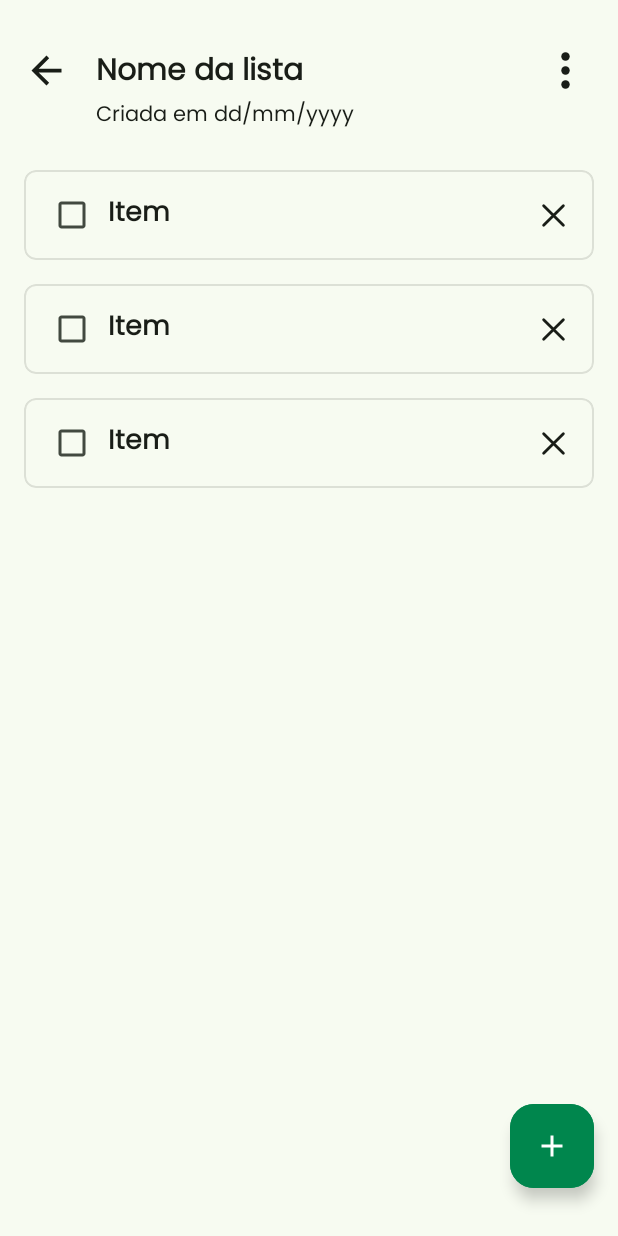
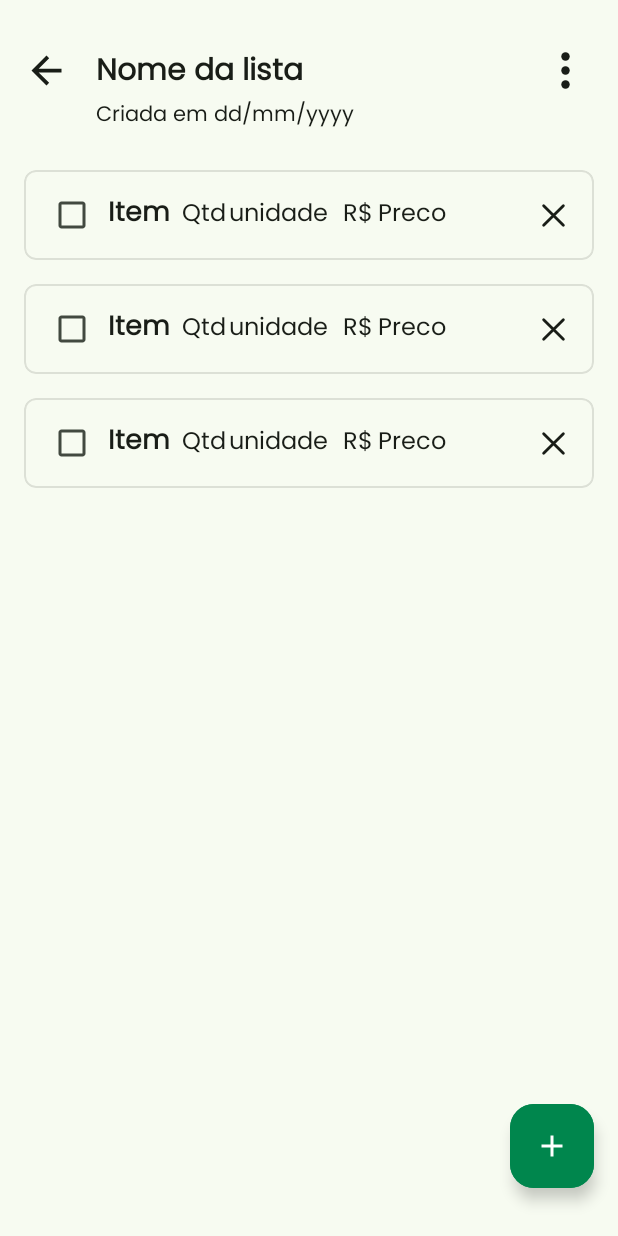
Before and after one commit to cadugoncalvesb/noted, an Android app: the layout activity_item.xml on its own in the app's theme, with its tools: preview values and no code run, on a phone screen of 412 x 824 dp. Run offline under Robolectric (Android 15) with nearby library versions, the phone set to English and light mode, and no system bars.

Commit message:
Mostrar unidade, quantidade e preço no card de item

```diff
--- a/app/src/main/java/com/example/projetointegrador/ItemActivity.java
+++ b/app/src/main/java/com/example/projetointegrador/ItemActivity.java
@@ -210,7 +210,7 @@ public class ItemActivity extends AppCompatActivity implements OnItemClickListen
         MaterialButton btnAddNewItem = view.findViewById(R.id.btnAddNewItem);
         ImageButton imageBtnValues = view.findViewById(R.id.imageBtnValues);
 
-        String[] suggestions = {"l", "ml", "kg", "g"};
+        String[] suggestions = {"L", "ml", "kg", "g"};
         ArrayAdapter<String> adapterSuggestions = new ArrayAdapter<>(this, android.R.layout.simple_dropdown_item_1line, suggestions);
         editTextUnidade.setAdapter(adapterSuggestions);
 
--- a/app/src/main/java/com/example/projetointegrador/adapter/ItemAdapter.java
+++ b/app/src/main/java/com/example/projetointegrador/adapter/ItemAdapter.java
@@ -43,7 +43,10 @@ public class ItemAdapter extends RecyclerView.Adapter<ItemAdapter.ViewHolder> {
     public void onBindViewHolder(@NonNull ItemAdapter.ViewHolder holder, int position) {
         Item item = itemList.get(position);
         holder.textViewNameItem.setText(item.getNameItem());
-        //holder.checkBox.setChecked(item.checked());
+        holder.textViewUnidade.setText(item.getUnidade());
+        holder.textViewQtd.setText(String.valueOf(item.getQuantidade()));
+        holder.textViewPreco.setText(String.valueOf(String.format("%.2f",item.getPreco())));
+
         String idItem = item.getIdItem();
         String idList = item.getIdList();
 
@@ -81,12 +84,18 @@ public class ItemAdapter extends RecyclerView.Adapter<ItemAdapter.ViewHolder> {
         TextView textViewNameItem;
         CheckBox checkBox;
         ImageButton imageBtnDelete;
+        TextView textViewQtd;
+        TextView textViewUnidade;
+        TextView textViewPreco;
 
         public ViewHolder(View itemView, final OnItemClickListener listener) {
             super(itemView);
             textViewNameItem = itemView.findViewById(com.example.projetointegrador.R.id.textViewNameItem);
             checkBox = itemView.findViewById(com.example.projetointegrador.R.id.checkBox);
             imageBtnDelete = itemView.findViewById(com.example.projetointegrador.R.id.imageBtnDelete);
+            textViewQtd = itemView.findViewById(com.example.projetointegrador.R.id.textViewQtd);
+            textViewUnidade = itemView.findViewById(com.example.projetointegrador.R.id.textViewUnidade);
+            textViewPreco = itemView.findViewById(com.example.projetointegrador.R.id.textViewPreco);
 
             imageBtnDelete.setVisibility(View.GONE);
             itemView.setOnClickListener(v -> {
--- a/app/src/main/res/layout/card_item.xml
+++ b/app/src/main/res/layout/card_item.xml
@@ -36,6 +36,43 @@
                 android:textColor="@color/md_theme_onSurface"
                 android:textSize="18sp"
                 android:textStyle="bold"/>
+
+            <TextView
+                android:id="@+id/textViewQtd"
+                android:layout_width="wrap_content"
+                android:layout_height="wrap_content"
+                android:text="Qtd"
+                android:textSize="16sp"
+                android:textColor="@color/md_theme_onSurface"
+                android:layout_marginStart="8dp"/>
+
+            <TextView
+                android:id="@+id/textViewUnidade"
+                android:layout_width="wrap_content"
+                android:layout_height="wrap_content"
+                android:text="unidade"
+                android:textSize="16sp"
+                android:textColor="@color/md_theme_onSurface"
+                android:layout_marginStart="2dp"/>
+
+            <TextView
+                android:id="@+id/textViewRS"
+                android:layout_width="wrap_content"
+                android:layout_height="wrap_content"
+                android:text="R$"
+                android:textSize="16sp"
+                android:textColor="@color/md_theme_onSurface"
+                android:layout_marginStart="10dp"/>
+
+            <TextView
+                android:id="@+id/textViewPreco"
+                android:layout_width="wrap_content"
+                android:layout_height="wrap_content"
+                android:text="Preco"
+                android:textSize="16sp"
+                android:textColor="@color/md_theme_onSurface"
+                android:layout_marginStart="3dp"/>
+
         </LinearLayout>
     </LinearLayout>
 
```
